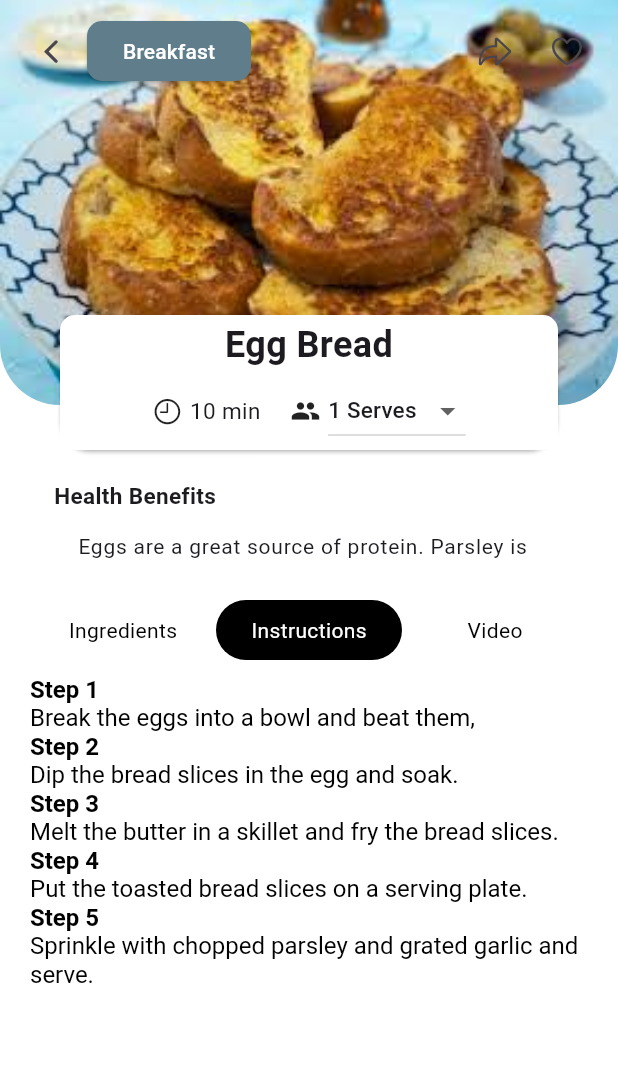
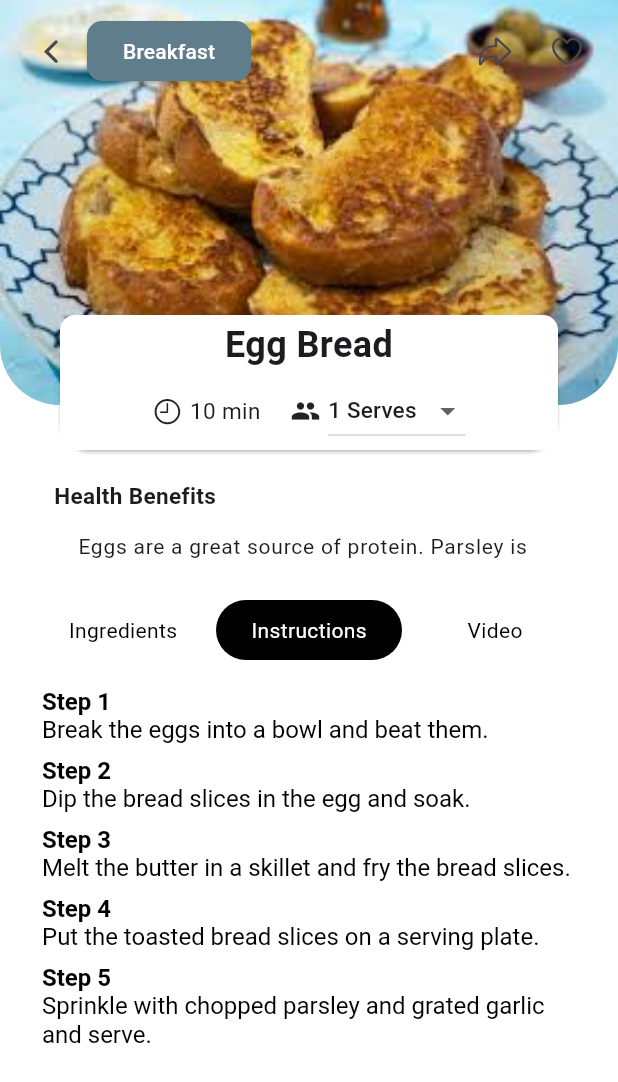
Before and after one commit to muhammedeavsar/test_app, a Flutter app: the screen it shows after launch, after a tap on "Instructions", on a phone screen of 412 x 824 dp. Shown: the top 1082 px of the screen. Run offline on Flutter 3.47's test engine with Material 3 defaults, Android fonts, the phone set to English and light mode, and no system bars; our stand-ins replace youtube_player_flutter.

Commit message:
27_05_dev

```diff
--- a/lib/main.dart
+++ b/lib/main.dart
@@ -17,17 +17,92 @@ void main() {
           Ingredient(numIngredient: 1, name: 'Handful of Chopped Parsley'),
           Ingredient(numIngredient: 1, name: 'Clove of Garlic'),
         ],
-        recipeSteps: [
-          'Step 1',
-          'Break the eggs into a bowl and beat them,',
-          'Step 2',
-          'Dip the bread slices in the egg and soak.',
-          'Step 3',
-          'Melt the butter in a skillet and fry the bread slices.',
-          'Step 4',
-          'Put the toasted bread slices on a serving plate.',
-          'Step 5',
-          'Sprinkle with chopped parsley and grated garlic and serve.',
+        recipeSteps : [
+          RichText(
+            text: TextSpan(
+              children: [
+                TextSpan(
+                  text: 'Step 1 ',
+                  style: TextStyle(fontWeight: FontWeight.bold, color: Colors.black, fontSize: 16),
+                ),
+                TextSpan(
+                  text: '\n',
+                ),
+                TextSpan(
+                  text: 'Break the eggs into a bowl and beat them.',
+                  style: TextStyle(fontWeight: FontWeight.normal, color: Colors.black, fontSize: 16),
+                ),
+              ],
+            ),
+          ),
+          RichText(
+            text: TextSpan(
+              children: [
+                TextSpan(
+                  text: 'Step 2 ',
+                  style: TextStyle(fontWeight: FontWeight.bold, color: Colors.black, fontSize: 16),
+                ),
+                TextSpan(
+                  text: '\n',
+                ),
+                TextSpan(
+                  text: 'Dip the bread slices in the egg and soak.',
+                  style: TextStyle(fontWeight: FontWeight.normal, color: Colors.black, fontSize: 16),
+                ),
+              ],
+            ),
+          ),
+          RichText(
+            text: TextSpan(
+              children: [
+                TextSpan(
+                  text: 'Step 3 ',
+                  style: TextStyle(fontWeight: FontWeight.bold, color: Colors.black, fontSize: 16),
+                ),
+                TextSpan(
+                  text: '\n',
+                ),
+                TextSpan(
+                  text: 'Melt the butter in a skillet and fry the bread slices.',
+                  style: TextStyle(fontWeight: FontWeight.normal, color: Colors.black, fontSize: 16),
+                ),
+              ],
+            ),
+          ),
+          RichText(
+            text: TextSpan(
+              children: [
+                TextSpan(
+                  text: 'Step 4 ',
+                  style: TextStyle(fontWeight: FontWeight.bold, color: Colors.black, fontSize: 16),
+                ),
+                TextSpan(
+                  text: '\n',
+                ),
+                TextSpan(
+                  text: 'Put the toasted bread slices on a serving plate.',
+                  style: TextStyle(fontWeight: FontWeight.normal, color: Colors.black, fontSize: 16),
+                ),
+              ],
+            ),
+          ),
+          RichText(
+            text: TextSpan(
+              children: [
+                TextSpan(
+                  text: 'Step 5 ',
+                  style: TextStyle(fontWeight: FontWeight.bold, color: Colors.black, fontSize: 16),
+                ),
+                TextSpan(
+                  text: '\n',
+                ),
+                TextSpan(
+                  text: 'Sprinkle with chopped parsley and grated garlic and serve.',
+                  style: TextStyle(fontWeight: FontWeight.normal, color: Colors.black, fontSize: 16),
+                ),
+              ],
+            ),
+          ),
         ],
         videoUrls: [
           'https://www.youtube.com/watch?v=u5pR11WjXt8',
@@ -57,7 +132,7 @@ class Recipe {
   final int prepTime;
   final int numServes;
   final List<Ingredient> ingredients;
-  final List<String> recipeSteps;
+  final List<RichText> recipeSteps;
   final List<String> videoUrls;
   final List<String> videoAbout;
   final List<String> healthBenefits;
@@ -88,13 +163,16 @@ class _IngredientsPageState extends State<IngredientsPage> {
   int _selectedServings = 1;
   int _selectedIndex = 0;
   bool _isLiked = false;
+  late List<RichText> recipeSteps;
 
   PageController _pageController = PageController();
+
 
   @override
   Widget build(BuildContext context) {
     double screenWidth = MediaQuery.of(context).size.width;
     double containerWidth = (screenWidth - (4 * 10)) / 3;
+    recipeSteps = widget.recipe.recipeSteps;
 
     return SafeArea(
       child: Scaffold(
@@ -469,17 +547,14 @@ class _IngredientsPageState extends State<IngredientsPage> {
                             ),
                           ),
                           child: SingleChildScrollView(
-                        child: RichText(
-                          text: TextSpan(
-                            children: widget.recipe.recipeSteps.map((step) {
-                              bool isStep = step.startsWith('Step');
-                              return TextSpan(
-                                text: step + '\n',
-                                style: TextStyle(
-                                  fontWeight: isStep ? FontWeight.bold : FontWeight.normal,
-                                  color: Colors.black,
-                                  fontSize: 16,
-                                ),
+                            child: Padding(
+                              padding: const EdgeInsets.all(8.0),
+                              child: Column(
+                                crossAxisAlignment: CrossAxisAlignment.start,
+                                children: recipeSteps.map((step) {
+                                  return Padding(
+                                    padding: const EdgeInsets.only(bottom: 8.0),
+                                    child: step,
                                   );
                                 }).toList(),
                               ),
```
Lines whose indentation alone changed are shown as unchanged.
